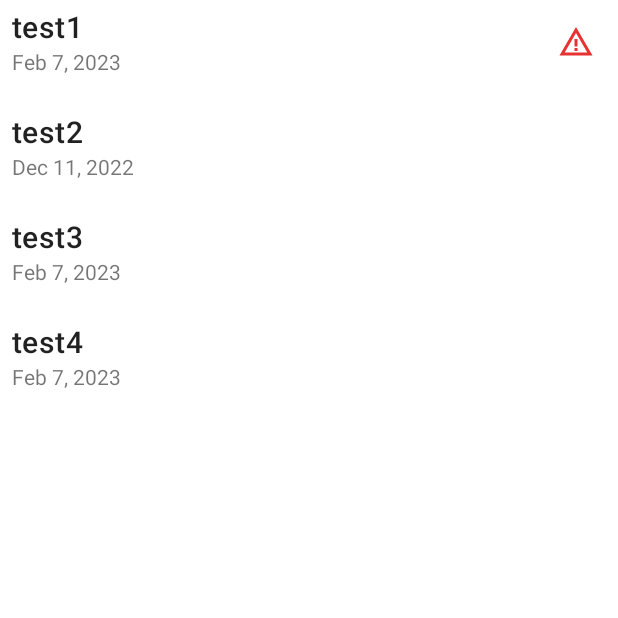
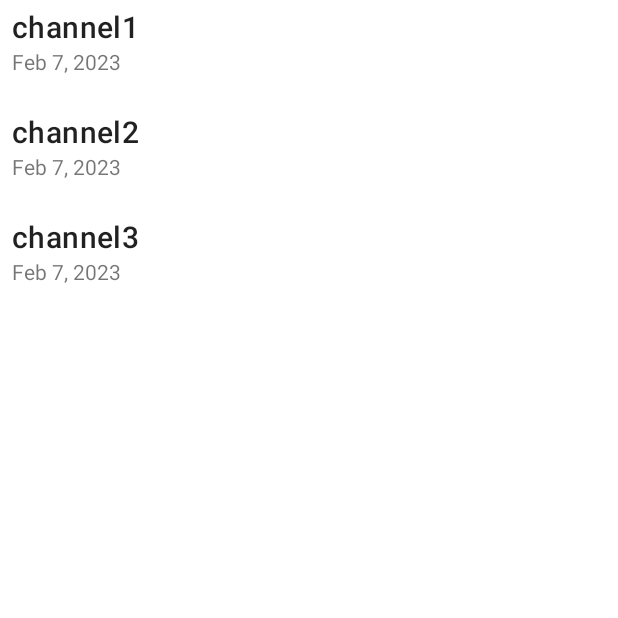
Before and after one commit to Risto12/alien_news, an Android app: the screen it shows after launch (FullscreenActivity), on a phone screen of 412 x 824 dp, the top half of it. Run offline under Robolectric (Android 15) with nearby library versions, the phone set to English and light mode, and no system bars.

Commit message:
feat: News view

```diff
--- a/app/src/main/java/com/madeThisUp/alienNews/FullscreenActivity.kt
+++ b/app/src/main/java/com/madeThisUp/alienNews/FullscreenActivity.kt
@@ -10,8 +10,12 @@ import android.view.MotionEvent
 import android.view.View
 import android.view.WindowInsets
 import android.widget.LinearLayout
+import androidx.activity.viewModels
+import androidx.lifecycle.ViewModel
 import com.madeThisUp.alienNews.databinding.ActivityFullscreenBinding
 import com.madeThisUp.alienNews.fragments.NewsChannelFragment
+
+class A: ViewModel()
 
 /**
  * An example full-screen activity that shows and hides the system UI (i.e.
@@ -85,7 +89,7 @@ class FullscreenActivity : AppCompatActivity() {
         fullscreenContent = binding.fullScreenContent
         fullscreenContent.setOnClickListener { toggle() }
 
-        val fragment = NewsChannelFragment.newInstance()
+        val fragment = NewsChannelFragment()
         supportFragmentManager
             .beginTransaction()
             .add(R.id.fragmentSmallTopContainer, fragment)
--- /dev/null
+++ b/app/src/main/java/com/madeThisUp/alienNews/adapters/NewsChannelListAdapter.kt
@@ -0,0 +1,53 @@
+package com.madeThisUp.alienNews.adapters
+
+import android.view.LayoutInflater
+import android.view.ViewGroup
+import androidx.recyclerview.widget.RecyclerView
+import androidx.recyclerview.widget.RecyclerView.ViewHolder
+import com.madeThisUp.alienNews.databinding.ChannelConnectionIssueHolderBinding
+import com.madeThisUp.alienNews.databinding.NewsChannelHolderBinding
+import com.madeThisUp.alienNews.holders.ConnectionIssueHolder
+import com.madeThisUp.alienNews.holders.NewsChannelHolder
+import com.madeThisUp.alienNews.models.NewsChannel
+
+const val CONNECTION_ISSUE_VIEW = 2
+const val CHANNEL_VIEW = 1
+
+const val CONNECTION_ISSUE = 1
+
+class NewsChannelListAdapter(
+    private val newsChannels: List<NewsChannel>,
+    private val onClickChannel: (channelName: String) -> Unit,
+) : RecyclerView.Adapter<ViewHolder>() {
+    // MEMO adapter responsibilities -> Creating necessary viewHolders and binding data to them
+
+    override fun onCreateViewHolder(parent: ViewGroup, viewType: Int): ViewHolder {
+        val inflater = LayoutInflater.from(parent.context)
+        return if(viewType == CHANNEL_VIEW) {
+            val binding = NewsChannelHolderBinding.inflate(inflater, parent, false)
+            NewsChannelHolder(binding)
+        } else {
+            val binding = ChannelConnectionIssueHolderBinding.inflate(inflater, parent, false)
+            ConnectionIssueHolder(binding)
+        }
+    }
+
+    override fun getItemViewType(position: Int): Int =
+        if(newsChannels.isEmpty()) CONNECTION_ISSUE_VIEW else CHANNEL_VIEW
+
+
+    override fun onBindViewHolder(holder: ViewHolder, position: Int) {
+        if(newsChannels.isEmpty()) return
+        (holder as NewsChannelHolder).apply {
+            updateChannelInformation(newsChannels[position])
+            setOnClickListener(onClickChannel)
+        }
+    }
+
+    // TODO make sure this doesn't create side-effects
+    // More elegant approach would be to use another view when this is loading
+    // This is experimentation app and I wanted to try rendering different type of views
+    // from same recycler view. That is the reason this is used vs loader view
+    override fun getItemCount(): Int =
+        if(newsChannels.isEmpty()) CONNECTION_ISSUE else newsChannels.size
+}
--- a/app/src/main/java/com/madeThisUp/alienNews/fragments/NewsChannelFragment.kt
+++ b/app/src/main/java/com/madeThisUp/alienNews/fragments/NewsChannelFragment.kt
@@ -7,10 +7,27 @@ import android.view.LayoutInflater
 import android.view.View
 import android.view.ViewGroup
 import android.widget.Toast
+import androidx.fragment.app.viewModels
+import androidx.lifecycle.*
 import androidx.recyclerview.widget.LinearLayoutManager
 import androidx.recyclerview.widget.RecyclerView
+import com.madeThisUp.alienNews.adapters.CONNECTION_ISSUE
+import com.madeThisUp.alienNews.adapters.NewsChannelListAdapter
 import com.madeThisUp.alienNews.databinding.FragmentNewsChannelBinding
 import com.madeThisUp.alienNews.databinding.NewsChannelHolderBinding
+import com.madeThisUp.alienNews.holders.NewsChannelHolder
+import com.madeThisUp.alienNews.models.NewsChannel
+import com.madeThisUp.alienNews.models.NewsChannelInfo
+import com.madeThisUp.alienNews.newsApi.NewsApi
+import com.madeThisUp.alienNews.newsApi.NewsMockApi
+import kotlinx.coroutines.Dispatchers
+import kotlinx.coroutines.delay
+import kotlinx.coroutines.flow.MutableStateFlow
+import kotlinx.coroutines.flow.StateFlow
+import kotlinx.coroutines.flow.asStateFlow
+import kotlinx.coroutines.flow.update
+import kotlinx.coroutines.launch
+import kotlinx.coroutines.withContext
 import java.text.DateFormat
 import java.time.Instant
 import java.util.Date
@@ -18,50 +35,44 @@ import java.util.Date
 
 fun Date.toYearMonthDayFormat(): String = DateFormat.getDateInstance().format(this)
 
-data class NewsChannel(
-    val name: String,
-    val lastUpdate: Date,
-    val brakingNews: Boolean
-)
+class NewsChannelsViewModel(
+    newsApi: NewsApi
+) : ViewModel() {
 
-class NewsChannelHolder(
-    private val binding: NewsChannelHolderBinding
-) : RecyclerView.ViewHolder(binding.root) {
-    fun updateChannelInformation(channel: NewsChannel) {
-        binding.apply {
-            newsChannelName.text = channel.name
-            newsChannelLatestUpdate.text = channel.lastUpdate.toYearMonthDayFormat()
-            newChannelBrakingNews.visibility = if (channel.brakingNews) View.VISIBLE else View.GONE
+    private val _newsChannels: MutableStateFlow<List<NewsChannel>> = MutableStateFlow(listOf())
+    val newsChannel: StateFlow<List<NewsChannel>>
+        get() = _newsChannels.asStateFlow()
+
+    init {
+        viewModelScope.launch { // TODO use debugging tool to see this coroutines lifecycle
+            withContext(Dispatchers.IO) {
+                while (true) {
+                    newsApi.fetchNewsChannels().let { newChannels ->
+                        _newsChannels.update { newChannels }
+                    }
+                    delay(5000)
+                }
+            }
         }
     }
 
-    fun setOnClickListener(onClickChannel: (channelName: String) -> Unit) {
-        binding.root.setOnClickListener { onClickChannel(binding.newsChannelName.text.toString()) } // TODO investigate why the click sounds two times but not repeated clicks is logged
-    }
-}
-
-class NewsChannelListAdapter(
-    private val newsChannels: List<NewsChannel>,
-    private val onClickChannel: (channelName: String) -> Unit,
-) : RecyclerView.Adapter<NewsChannelHolder>() {
-    // MEMO adapter responsibilities -> Creating necessary viewHolders and binding data to them
-    override fun onCreateViewHolder(parent: ViewGroup, viewType: Int): NewsChannelHolder {
-        val inflater = LayoutInflater.from(parent.context)
-        val binding = NewsChannelHolderBinding.inflate(inflater, parent, false)
-        return NewsChannelHolder(binding)
-    }
-
-    override fun onBindViewHolder(holder: NewsChannelHolder, position: Int) {
-        holder.apply {
-            updateChannelInformation(newsChannels[position])
-            setOnClickListener(onClickChannel)
+    companion object {
+        class NewsChannelsViewModelFactory(
+            private val newsApi: NewsApi
+        ) : ViewModelProvider.Factory {
+            override fun <T : ViewModel> create(modelClass: Class<T>): T {
+                return NewsChannelsViewModel(newsApi = newsApi) as T
+            }
         }
     }
 
-    override fun getItemCount(): Int = newsChannels.size
 }
 
 class NewsChannelFragment : Fragment() {
+    private val newsChannelViewModel: NewsChannelsViewModel by viewModels {
+        NewsChannelsViewModel.Companion.NewsChannelsViewModelFactory(NewsMockApi())
+    }
+
     private var _binding: FragmentNewsChannelBinding? = null
     private val binding
         get() = checkNotNull(_binding) {
@@ -85,46 +96,18 @@ class NewsChannelFragment : Fragment() {
         // Inflate the layout for this fragment
         _binding = FragmentNewsChannelBinding.inflate(layoutInflater, container, false)
         binding.NewsChannelRecyclerView.layoutManager = LinearLayoutManager(context)
-        // TODO replace from database
-        val mockChannels = listOf(
-            NewsChannel(
-                "test1",
-                Date(),
-                true
-            ),
-            NewsChannel(
-                "test2",
-                Date.from(Instant.now().minusMillis(5000000000L)),
-                false
-            ),
-            NewsChannel(
-                "test3",
-                Date(),
-                false
-            ),
-            NewsChannel(
-                "test4",
-                Date(),
-                false
-            )
-        )
-        binding.NewsChannelRecyclerView.adapter = NewsChannelListAdapter(mockChannels
-        ) { Toast.makeText(requireContext(), it, Toast.LENGTH_LONG).show() } // TODO NOT IMPLEMENTED
         return binding.root
     }
 
     override fun onViewCreated(view: View, savedInstanceState: Bundle?) {
         super.onViewCreated(view, savedInstanceState)
-    }
-
-    companion object {
-        /**
-         * Use this factory method to create a new instance of
-         * this fragment using the provided parameters.
-         *
-         * @return A new instance of fragment NewsChannelFragment.
-         */
-        @JvmStatic
-        fun newInstance() = NewsChannelFragment()
+        viewLifecycleOwner.lifecycleScope.launch {
+            viewLifecycleOwner.repeatOnLifecycle(state = Lifecycle.State.STARTED) {
+                newsChannelViewModel.newsChannel.collect { newsChannels ->
+                    binding.NewsChannelRecyclerView.adapter = NewsChannelListAdapter(newsChannels
+                    ) { Toast.makeText(requireContext(), "test", Toast.LENGTH_LONG).show() }
+                }
+            }
+        }
     }
 }
--- /dev/null
+++ b/app/src/main/java/com/madeThisUp/alienNews/holders/ConnectionIssueHolder.kt
@@ -0,0 +1,11 @@
+package com.madeThisUp.alienNews.holders
+
+import android.util.Log
+import androidx.recyclerview.widget.RecyclerView
+import com.madeThisUp.alienNews.databinding.ChannelConnectionIssueHolderBinding
+
+class ConnectionIssueHolder (
+    binding: ChannelConnectionIssueHolderBinding
+) : RecyclerView.ViewHolder(binding.root) {
+    init { Log.d("CALLED", "CALLED")}
+}
--- /dev/null
+++ b/app/src/main/java/com/madeThisUp/alienNews/holders/NewsChannelHolder.kt
@@ -0,0 +1,24 @@
+package com.madeThisUp.alienNews.holders
+
+import android.util.Log
+import android.view.View
+import androidx.recyclerview.widget.RecyclerView
+import com.madeThisUp.alienNews.databinding.NewsChannelHolderBinding
+import com.madeThisUp.alienNews.fragments.toYearMonthDayFormat
+import com.madeThisUp.alienNews.models.NewsChannel
+
+class NewsChannelHolder(
+    private val binding: NewsChannelHolderBinding
+) : RecyclerView.ViewHolder(binding.root) {
+    fun updateChannelInformation(channel: NewsChannel) {
+        binding.apply {
+            newsChannelName.text = channel.name
+            newsChannelLatestUpdate.text = channel.lastUpdate.toYearMonthDayFormat()
+            newChannelBrakingNews.visibility = if (channel.brakingNews) View.VISIBLE else View.GONE
+        }
+    }
+
+    fun setOnClickListener(onClickChannel: (channelName: String) -> Unit) {
+        binding.root.setOnClickListener { onClickChannel(binding.newsChannelName.text.toString()) } // TODO investigate why the click sounds two times but not repeated clicks is logged
+    }
+}
--- /dev/null
+++ b/app/src/main/java/com/madeThisUp/alienNews/models/NewsChannel.kt
@@ -0,0 +1,9 @@
+package com.madeThisUp.alienNews.models
+
+import java.util.*
+
+data class NewsChannel(
+    val name: String,
+    val lastUpdate: Date,
+    val brakingNews: Boolean
+)
--- /dev/null
+++ b/app/src/main/java/com/madeThisUp/alienNews/models/NewsChannelInfo.kt
@@ -0,0 +1,9 @@
+package com.madeThisUp.alienNews.models
+
+import java.util.*
+
+// TODO TERRIBLE NAME
+data class NewsChannelInfo(
+    val news: String,
+    val updated: Date,
+)
--- /dev/null
+++ b/app/src/main/java/com/madeThisUp/alienNews/newsApi/NewsApi.kt
@@ -0,0 +1,9 @@
+package com.madeThisUp.alienNews.newsApi
+
+import com.madeThisUp.alienNews.models.NewsChannelInfo
+import com.madeThisUp.alienNews.models.NewsChannel
+
+interface NewsApi {
+    suspend fun fetchNewsChannels(): List<NewsChannel>
+    suspend fun fetchNewsChannel(channel: String): List<NewsChannelInfo>
+}
--- /dev/null
+++ b/app/src/main/java/com/madeThisUp/alienNews/newsApi/NewsMockApi.kt
@@ -0,0 +1,82 @@
+package com.madeThisUp.alienNews.newsApi
+
+import android.util.Log
+import com.madeThisUp.alienNews.models.NewsChannel
+import com.madeThisUp.alienNews.models.NewsChannelInfo
+import kotlinx.coroutines.delay
+import java.util.*
+
+class NewsMockApi : NewsApi {
+
+    private data class ChannelAndNews(
+        val newsChannel: NewsChannel,
+        val newsChannelInfo: List<NewsChannelInfo>
+    )
+
+    private fun getChannels(): List<ChannelAndNews> {
+        return listOf(
+            ChannelAndNews(
+                NewsChannel(
+                    name = "channel1",
+                    lastUpdate = Date(),
+                    brakingNews = false
+                ),
+                listOf(
+                    NewsChannelInfo(
+                        news = "Some text",
+                        updated = Date()
+                    ),
+                    NewsChannelInfo(
+                        news = "Some text",
+                        updated = Date()
+                    )
+                )
+            ),
+            ChannelAndNews(
+                NewsChannel(
+                    name = "channel2",
+                    lastUpdate = Date(),
+                    brakingNews = false
+                ),
+                listOf(
+                    NewsChannelInfo(
+                        news = "Some text",
+                        updated = Date()
+                    ),
+                    NewsChannelInfo(
+                        news = "Some text",
+                        updated = Date()
+                    )
+                )
+            ),
+            ChannelAndNews(
+                NewsChannel(
+                    name = "channel3",
+                    lastUpdate = Date(),
+                    brakingNews = false
+                ),
+                listOf(
+                    NewsChannelInfo(
+                        news = "Some text",
+                        updated = Date()
+                    ),
+                    NewsChannelInfo(
+                        news = "Some text",
+                        updated = Date()
+                    )
+                )
+            ),
+        )
+    }
+
+    override suspend fun fetchNewsChannels(): List<NewsChannel> {
+        delay(2000)
+        return getChannels().map { it.newsChannel }
+    }
+
+    override suspend fun fetchNewsChannel(channel: String): List<NewsChannelInfo> {
+        delay(2000)
+        return getChannels().first { it.newsChannel.name == channel }.newsChannelInfo
+    }
+
+}
--- /dev/null
+++ b/app/src/main/res/drawable/ic_baseline_satellite_alt_24.xml
@@ -0,0 +1,5 @@
+<vector android:height="91dp" android:tint="#C2C1C1"
+    android:viewportHeight="24" android:viewportWidth="24"
+    android:width="91dp" xmlns:android="http://schemas.android.com/apk/res/android">
+    <path android:fillColor="@android:color/white" android:pathData="M15.44,0.59l-3.18,3.18c-0.78,0.78 -0.78,2.05 0,2.83l1.24,1.24l-0.71,0.71L11.55,7.3c-0.78,-0.78 -2.05,-0.78 -2.83,0L7.3,8.72c-0.78,0.78 -0.78,2.05 0,2.83l1.24,1.24l-0.71,0.71L6.6,12.25c-0.78,-0.78 -2.05,-0.78 -2.83,0l-3.18,3.18c-0.78,0.78 -0.78,2.05 0,2.83l3.54,3.54c0.78,0.78 2.05,0.78 2.83,0l3.18,-3.18c0.78,-0.78 0.78,-2.05 0,-2.83l-1.24,-1.24l0.71,-0.71l1.24,1.24c0.78,0.78 2.05,0.78 2.83,0l1.41,-1.41c0.78,-0.78 0.78,-2.05 0,-2.83L13.84,9.6l0.71,-0.71l1.24,1.24c0.78,0.78 2.05,0.78 2.83,0l3.18,-3.18c0.78,-0.78 0.78,-2.05 0,-2.83l-3.54,-3.54C17.48,-0.2 16.22,-0.2 15.44,0.59zM6.6,19.32l-1.06,1.06L2,16.85l1.06,-1.06L6.6,19.32zM8.72,17.2l-1.06,1.06l-3.54,-3.54l1.06,-1.06L8.72,17.2zM18.26,7.66L17.2,8.72l-3.54,-3.54l1.06,-1.06L18.26,7.66zM20.38,5.54L19.32,6.6l-3.54,-3.54L16.85,2L20.38,5.54zM14,21l0,2c4.97,0 9,-4.03 9,-9l-2,0C21,17.87 17.87,21 14,21zM14,17l0,2c2.76,0 5,-2.24 5,-5l-2,0C17,15.66 15.66,17 14,17z"/>
+</vector>
--- a/app/src/main/res/layout/activity_fullscreen.xml
+++ b/app/src/main/res/layout/activity_fullscreen.xml
@@ -6,8 +6,6 @@
     android:background="?attr/fullscreenBackgroundColor"
     android:theme="@style/ThemeOverlay.AlienNews.FullscreenContainer"
     tools:context=".FullscreenActivity">
-
-
     <LinearLayout
         android:id="@+id/fullScreenContent"
         android:layout_width="match_parent"
@@ -19,16 +17,7 @@
         <androidx.fragment.app.FragmentContainerView
             android:id="@+id/fragmentSmallTopContainer"
             android:layout_width="match_parent"
-            android:layout_height="wrap_content"
-            android:layout_weight="1"
+            android:layout_height="match_parent"
             tools:layout="@layout/fragment_news_channel" />
-            />
-        <androidx.fragment.app.FragmentContainerView
-            android:id="@+id/fragmentBigBottomContainer"
-            android:layout_width="match_parent"
-            android:layout_height="wrap_content"
-            android:layout_weight="3"
-            tools:layout="@layout/fragment_news" />
-        />
     </LinearLayout>
 </FrameLayout>
--- /dev/null
+++ b/app/src/main/res/layout/channel_connection_issue_holder.xml
@@ -0,0 +1,14 @@
+<?xml version="1.0" encoding="utf-8"?>
+<androidx.appcompat.widget.LinearLayoutCompat xmlns:android="http://schemas.android.com/apk/res/android"
+    xmlns:app="http://schemas.android.com/apk/res-auto"
+    xmlns:tools="http://schemas.android.com/tools"
+    android:layout_width="match_parent"
+    android:layout_height="match_parent">
+
+    <ImageView
+        android:id="@+id/imageView"
+        android:layout_width="match_parent"
+        android:layout_height="match_parent"
+        android:contentDescription="@string/connection_issue"
+        app:srcCompat="@drawable/ic_baseline_satellite_alt_24" />
+</androidx.appcompat.widget.LinearLayoutCompat>
--- /dev/null
+++ b/app/src/main/res/navigation/navigation_graph.xml
@@ -0,0 +1,6 @@
+<?xml version="1.0" encoding="utf-8"?>
+<navigation xmlns:android="http://schemas.android.com/apk/res/android"
+    xmlns:app="http://schemas.android.com/apk/res-auto"
+    android:id="@+id/navigation_graph">
+
+</navigation>
--- a/app/src/main/res/values/strings.xml
+++ b/app/src/main/res/values/strings.xml
@@ -1,5 +1,6 @@
 <resources>
     <string name="app_name">Alien News</string>
-    <string name="channel_name">Test channel</string>
-    <string name="latest_update">Updated: 12.12.2081</string>
+    <string name="channel_name">REMOVE</string>
+    <string name="latest_update">REMOVE</string>
+    <string name="connection_issue">Connection issue</string>
 </resources>
```
Also changed, not shown: app/build.gradle (+7 -4 lines).
